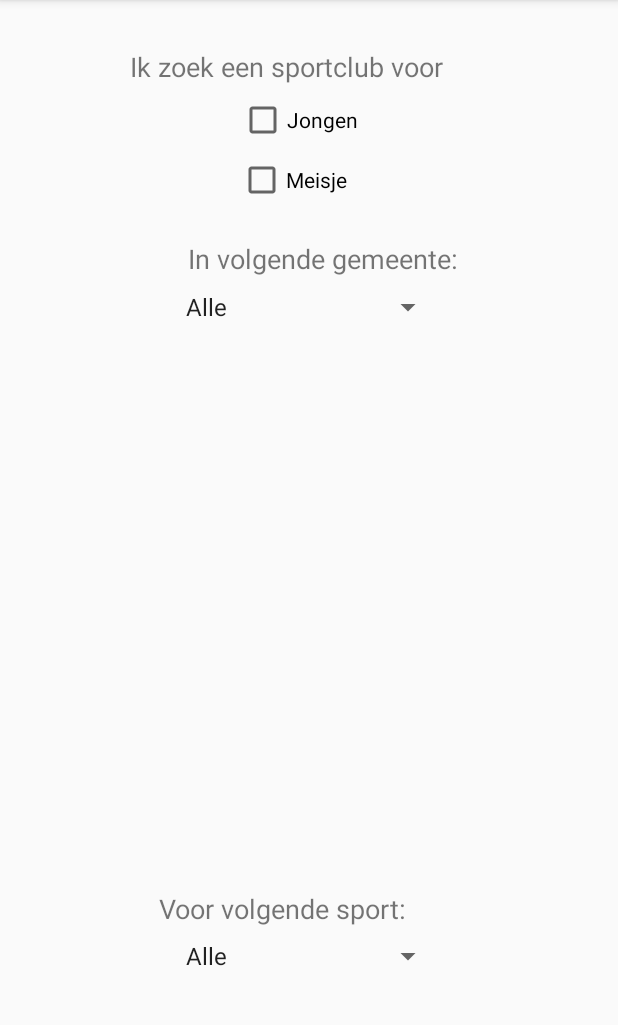
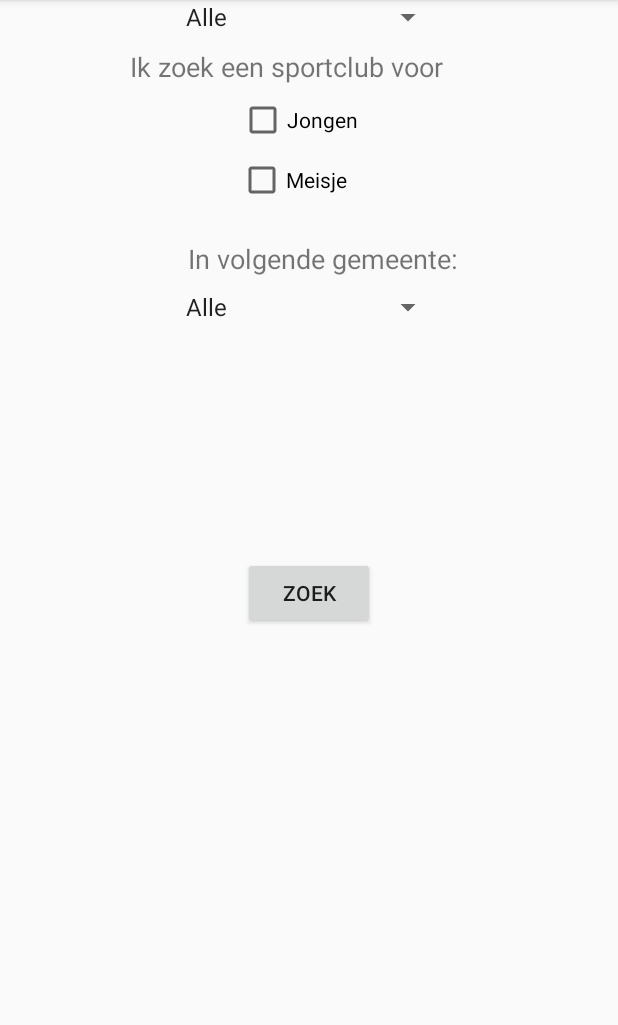
Before and after one commit to Beazar/AndroidLekkerLokaal, an Android app: the screen it shows after launch (MainActivity), after a tap on "Search", on a phone screen of 412 x 824 dp, the part 84-1109 px from its top. Run offline under Robolectric (Android 15) with nearby library versions, the phone set to English and light mode, and no system bars; our stand-ins replace Dagger/Hilt's generated code, RxJava; libraries missing offline, so code that uses them is left out: com.orhanobut.logger; network calls fail; 3 statements that could not run were skipped.

Commit message:
searchFragment

```diff
--- a/app/src/main/java/com/example/sanderbeazar/sportinaalst/fragments/SearchFragment.kt
+++ b/app/src/main/java/com/example/sanderbeazar/sportinaalst/fragments/SearchFragment.kt
@@ -1,29 +1,48 @@
 package com.example.sanderbeazar.sportinaalst.fragments
 
+import android.arch.lifecycle.Observer
 import android.arch.lifecycle.ViewModelProviders
+import android.content.Intent
 import android.os.Bundle
 import android.support.v4.app.Fragment
 import android.support.v7.app.AppCompatActivity
+import android.util.Log
 import android.view.*
 import android.widget.ArrayAdapter
+import android.widget.CheckBox
 import android.widget.Spinner
+import com.example.sanderbeazar.sportinaalst.MainActivity
 import com.example.sanderbeazar.sportinaalst.R
 import com.example.sanderbeazar.sportinaalst.ui.SportclubViewmodel
 import kotlinx.android.synthetic.main.sportclub_search_fragment.*
+import android.widget.AdapterView
+import com.example.sanderbeazar.sportinaalst.domain.SimpleItemRecyclerViewAdapter
+import kotlinx.android.synthetic.main.sportclub_lijst_fragment.*
+
 
 class SearchFragmentFragment : Fragment{
 
     private lateinit var viewModel: SportclubViewmodel
 
-    private var checkedJongen : Int? = null;
-    private var checkedMeisje: Int? = null;
-    private var sportSpinner: Int? = null;
-    private var postcodeSpinner: Int? = null
+    private var checkedJongen : CheckBox? = null;
+    private var checkedMeisje: CheckBox? = null;
+    private var sportSpinner: Spinner? = null;
+    private var postcodeSpinner: Spinner? = null
+
+    private var postcode: String = "Alle";
+    private var sport: String = "Alle";
+    private var meisjes: Boolean = false;
+    private var jongens: Boolean = false;
 
 
     override fun onCreateOptionsMenu(menu: Menu?, inflater: MenuInflater?) {
         menu?.clear();
         inflater?.inflate(R.menu.menu_searchview, menu);
+/*
+            btn_zoek.setOnClickListener {
+                val intent = Intent(activity!!, MainActivity::class.java)
+                startActivity(intent)  //is dit nodig?
+            }*/
 
     }
 
@@ -51,6 +70,76 @@ class SearchFragmentFragment : Fragment{
         adapter2.setDropDownViewResource(android.R.layout.simple_spinner_dropdown_item)
         p.adapter = adapter2
 
+        checkedJongen = this.checkBox_jongens
+        checkedMeisje = this.checkBox_meisjes
+        sportSpinner = this.spinner_sport
+        postcodeSpinner = this.postcodeSpinner
+
+
+        spinner_postcode.onItemSelectedListener = object : AdapterView.OnItemSelectedListener {
+            override fun onItemSelected(parent: AdapterView<*>, view: View, position: Int, id: Long) {
+                postcode = parent.getItemAtPosition(position).toString()
+            }
+
+            override fun onNothingSelected(parent: AdapterView<*>) {}
+        };
+
+
+
+
+
+
+        spinner_sport.onItemSelectedListener = object : AdapterView.OnItemSelectedListener {
+            override fun onItemSelected(parent: AdapterView<*>, view: View, position: Int, id: Long) {
+                sport = parent.getItemAtPosition(position).toString()
+            }
+
+            override fun onNothingSelected(parent: AdapterView<*>) {}
+        };
+
+        checkBox_jongens.setOnClickListener({
+            this.jongens = checkedJongen!!.isChecked()
+        })
+
+        checkBox_meisjes.setOnClickListener({
+            this.meisjes = checkedMeisje!!.isChecked()
+        })
+
+            btn_zoek.setOnClickListener {
+            viewModel.getSportclubs().observe(this, Observer {
+                var sportclubs = it!!.filter {
+                    club ->
+                    (club.jongen == jongens ||
+                            club.meisje == meisjes)
+                }
+
+                if(postcode != "Alle"){
+                    sportclubs = sportclubs.filter {
+                        club -> club.Postcode == postcode
+                    }
+                }
+                if(sport != "Alle"){
+                    sportclubs = sportclubs.filter {
+                        club -> club.sport == sport
+                    }
+                }
+                Log.d("testpurp2",sportclubs.size.toString())
+
+                val sportclubLijstFragment = SportclubLijstFragment()
+                this.fragmentManager!!.beginTransaction()
+                        .replace(R.id.container_main, sportclubLijstFragment)
+                        .addToBackStack(null)
+                        .commit()
+
+                var pairs = sportclubs!!.map{club -> club.naam to club}
+                var sorted = pairs.sortedWith(compareBy { club -> club.first })
+                sportclubLijstFragment.zoeken(sorted.map{club -> club.second})
+            })
+
+            }
+
+
+
 
     }
 
--- a/app/src/main/res/layout/sportclub_search_fragment.xml
+++ b/app/src/main/res/layout/sportclub_search_fragment.xml
@@ -27,10 +27,9 @@
         android:layout_marginLeft="8dp"
         android:layout_marginEnd="8dp"
         android:layout_marginRight="8dp"
-        android:layout_marginBottom="120dp"
-        app:layout_constraintBottom_toBottomOf="parent"
         app:layout_constraintEnd_toEndOf="parent"
-        app:layout_constraintStart_toStartOf="parent" />
+        app:layout_constraintStart_toStartOf="parent"
+        tools:layout_editor_absoluteY="369dp" />
 
     <CheckBox
         android:id="@+id/checkBox_jongens"
@@ -105,4 +104,20 @@
         app:layout_constraintBottom_toTopOf="@+id/spinner_sport"
         app:layout_constraintEnd_toEndOf="parent"
         app:layout_constraintStart_toStartOf="parent" />
+
+    <Button
+        android:id="@+id/btn_zoek"
+        android:layout_width="wrap_content"
+        android:layout_height="wrap_content"
+        android:layout_marginStart="8dp"
+        android:layout_marginLeft="8dp"
+        android:layout_marginTop="8dp"
+        android:layout_marginEnd="8dp"
+        android:layout_marginRight="8dp"
+        android:layout_marginBottom="8dp"
+        android:text="Zoek"
+        app:layout_constraintBottom_toBottomOf="parent"
+        app:layout_constraintEnd_toEndOf="parent"
+        app:layout_constraintStart_toStartOf="parent"
+        app:layout_constraintTop_toBottomOf="@+id/spinner_sport" />
 </android.support.constraint.ConstraintLayout>
```
Also changed, not shown: app/src/main/java/com/example/sanderbeazar/sportinaalst/fragments/SportclubLijstFragment.kt (+8 -0 lines).
